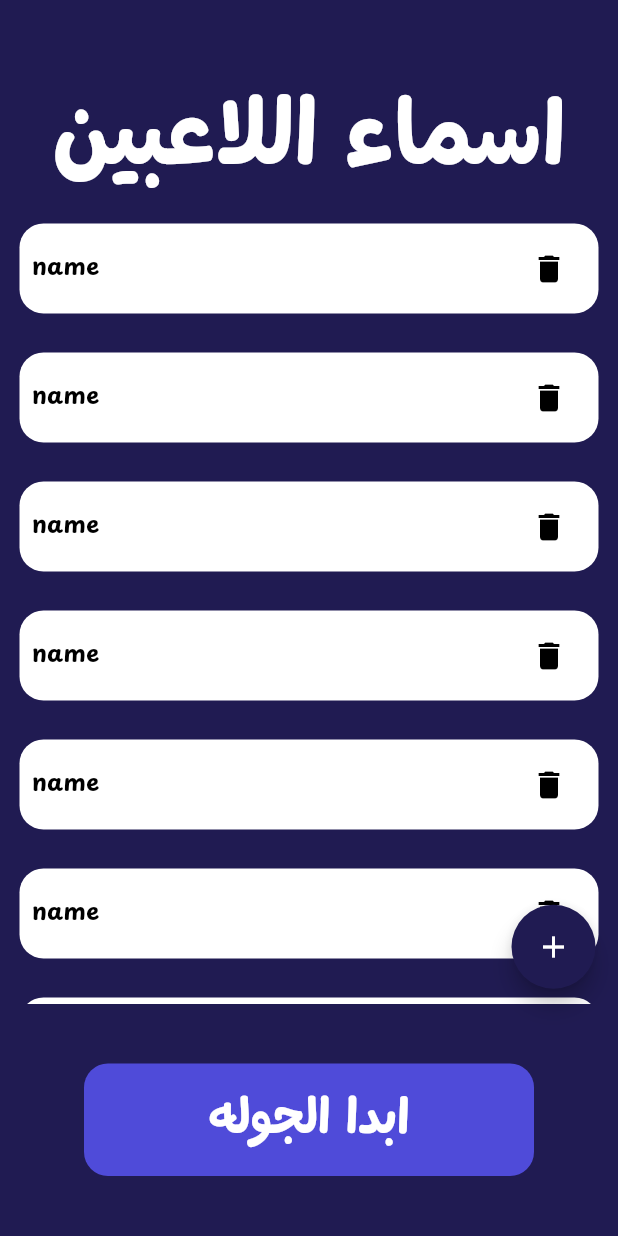
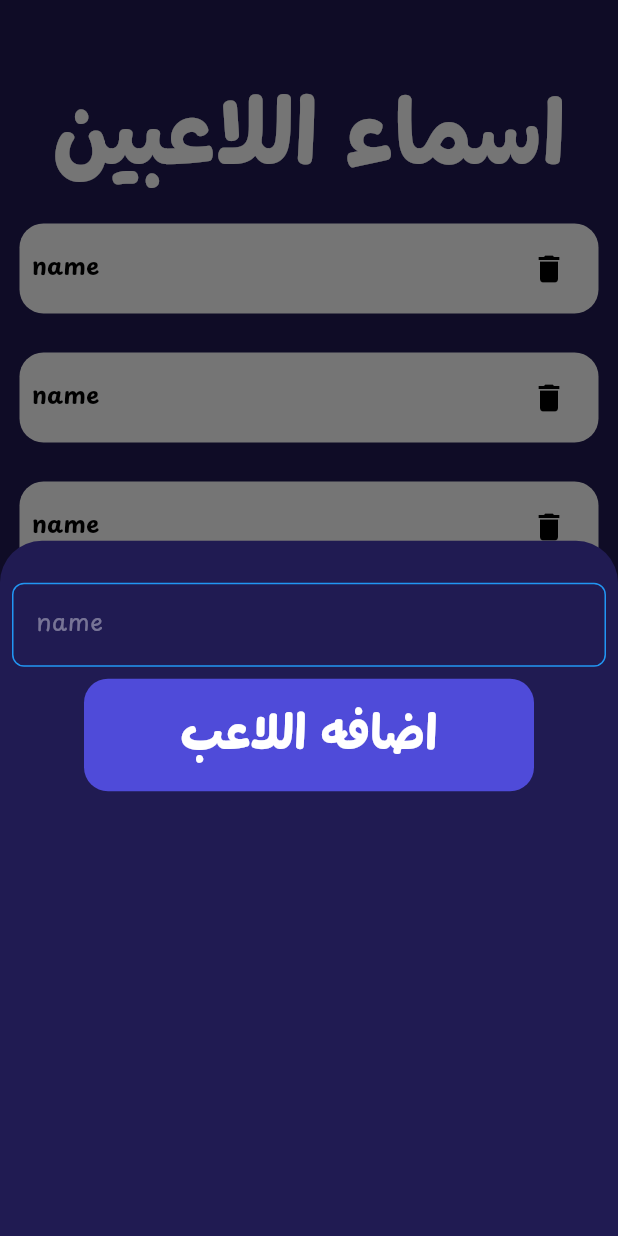
Before and after one commit to MohamedAnis12/Screw_App, a Flutter app: the AddPlayersView screen opened directly, after a tap on the "add" icon, on a phone screen of 412 x 824 dp. Run offline on Flutter 3.47's test engine with Material 3 defaults, Android fonts, the phone set to English and light mode, and no system bars.

Commit message:
Refactor button components and add CustomBottomSheet for player addition

```diff
--- a/lib/widgets/add_player_view_body.dart
+++ b/lib/widgets/add_player_view_body.dart
@@ -1,7 +1,8 @@
 import 'package:flutter/material.dart';
 import 'package:screw/constants.dart';
 import 'package:screw/widgets/Player_card.dart';
-import 'package:screw/widgets/custom_buttom.dart';
+import 'package:screw/widgets/custom_bottom_sheet.dart';
+import 'package:screw/widgets/custom_button.dart';
 import 'package:screw/widgets/custom_text.dart';
 
 class AddPlayerViewBody extends StatelessWidget {
@@ -32,7 +33,7 @@ class AddPlayerViewBody extends StatelessWidget {
                 ),
               ),
               SizedBox(height: 40),
-              CustomButtom(text: "ابدا الجوله"),
+              CustomButton(text: "ابدا الجوله"),
               SizedBox(height: 40),
             ],
           ),
@@ -43,7 +44,9 @@ class AddPlayerViewBody extends StatelessWidget {
               shape: RoundedRectangleBorder(
                 borderRadius: BorderRadius.circular(200),
               ),
-              onPressed: () {},
+              onPressed: () {
+                bottomsheet(context);
+              },
               backgroundColor: mainColor,
               child: Icon(Icons.add, color: Colors.white),
             ),
@@ -52,4 +55,14 @@ class AddPlayerViewBody extends StatelessWidget {
       ),
     );
   }
+
+  Future<dynamic> bottomsheet(BuildContext context) {
+    return showModalBottomSheet(
+                backgroundColor: mainColor,
+                context: context,
+                builder: (context) {
+                  return CustomBottomSheet();
+                },
+              );
+  }
 }
--- /dev/null
+++ b/lib/widgets/custom_bottom_sheet.dart
@@ -0,0 +1,32 @@
+import 'package:flutter/material.dart';
+import 'package:screw/widgets/custom_button.dart';
+import 'package:screw/widgets/custom_text_form_field.dart';
+
+class CustomBottomSheet extends StatefulWidget {
+  const CustomBottomSheet({super.key});
+
+  @override
+  State<CustomBottomSheet> createState() => _CustomBottomSheetState();
+}
+
+class _CustomBottomSheetState extends State<CustomBottomSheet> {
+  final GlobalKey<FormState> formKey = GlobalKey();
+
+  @override
+  Widget build(BuildContext context) {
+    return Form(
+      key: formKey,
+      autovalidateMode: AutovalidateMode.disabled,
+      child: Column(
+        children: [
+          SizedBox(height: 20),
+          Padding(
+            padding: const EdgeInsets.all(8.0),
+            child: CustomTextFormField(hint: "name"),
+          ),
+          CustomButton(text: "اضافه اللاعب"),
+        ],
+      ),
+    );
+  }
+}
--- a/lib/widgets/custom_buttom.dart
+++ b/lib/widgets/custom_button.dart
@@ -1,7 +1,7 @@
 import 'package:flutter/material.dart';
 
-class CustomButtom extends StatelessWidget {
-  const CustomButtom({super.key, required this.text, this.onTap});
+class CustomButton extends StatelessWidget {
+  const CustomButton({super.key, required this.text, this.onTap});
 final String text;
 final void Function()? onTap;
   @override
--- /dev/null
+++ b/lib/widgets/custom_text_form_field.dart
@@ -0,0 +1,42 @@
+import 'package:flutter/material.dart';
+
+class CustomTextFormField extends StatelessWidget {
+  const CustomTextFormField({super.key, required this.hint, this.maxLines = 1, this.onSaved, this.onChanged});
+  final String hint;
+  final int maxLines;
+  final void Function(String)? onChanged;
+final void Function(String?)? onSaved;
+  @override
+  Widget build(BuildContext context) {
+    return TextFormField(
+      onSaved: onSaved,
+      onChanged: onChanged,
+      maxLines: maxLines,
+      validator: (value) {
+        if(value?.isEmpty??true)
+        {
+          return "Field is requierd";
+        }
+        else
+        {
+          return null;
+        }
+      },
+      cursorColor: Colors.green,
+      decoration: InputDecoration(
+        hintText: hint,
+        hintStyle: TextStyle(color: Colors.white.withAlpha(100)),
+        border: buildBorder(),
+        enabledBorder: buildBorder(Colors.blue),
+        focusedBorder: buildBorder(Colors.green),
+      ),
+    );
+  }
+
+  OutlineInputBorder buildBorder([Color]) {
+    return OutlineInputBorder(
+      borderRadius: BorderRadius.circular(8),
+      borderSide: BorderSide(color: Color ?? Colors.white),
+    );
+  }
+}
--- a/lib/widgets/home_view_body.dart
+++ b/lib/widgets/home_view_body.dart
@@ -1,6 +1,6 @@
 import 'package:flutter/material.dart';
 import 'package:screw/views/add_players_view.dart';
-import 'package:screw/widgets/custom_buttom.dart';
+import 'package:screw/widgets/custom_button.dart';
 import 'package:screw/widgets/custom_text.dart';
 
 class HomeViewBody extends StatelessWidget {
@@ -15,7 +15,7 @@ class HomeViewBody extends StatelessWidget {
           CustomText(text: "سكرووو", fontSize: 80,color: Colors.white,),
           SizedBox(height: 320),
 
-          CustomButtom(
+          CustomButton(
             text: "ابدا اللعب",
             onTap: () {
               Navigator.push(
```
